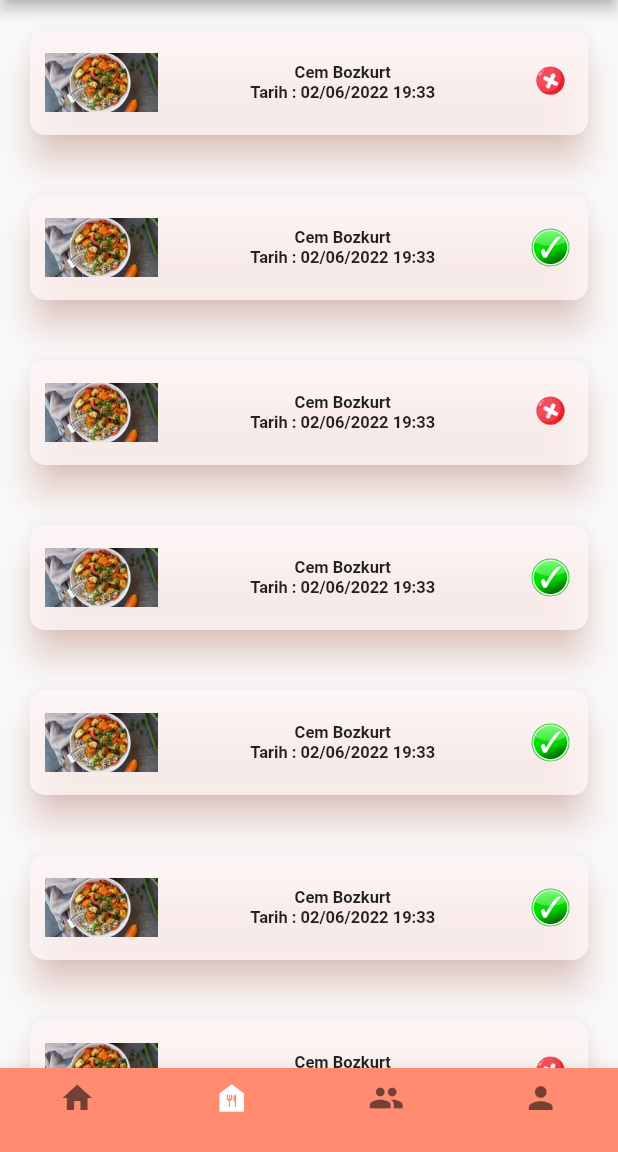
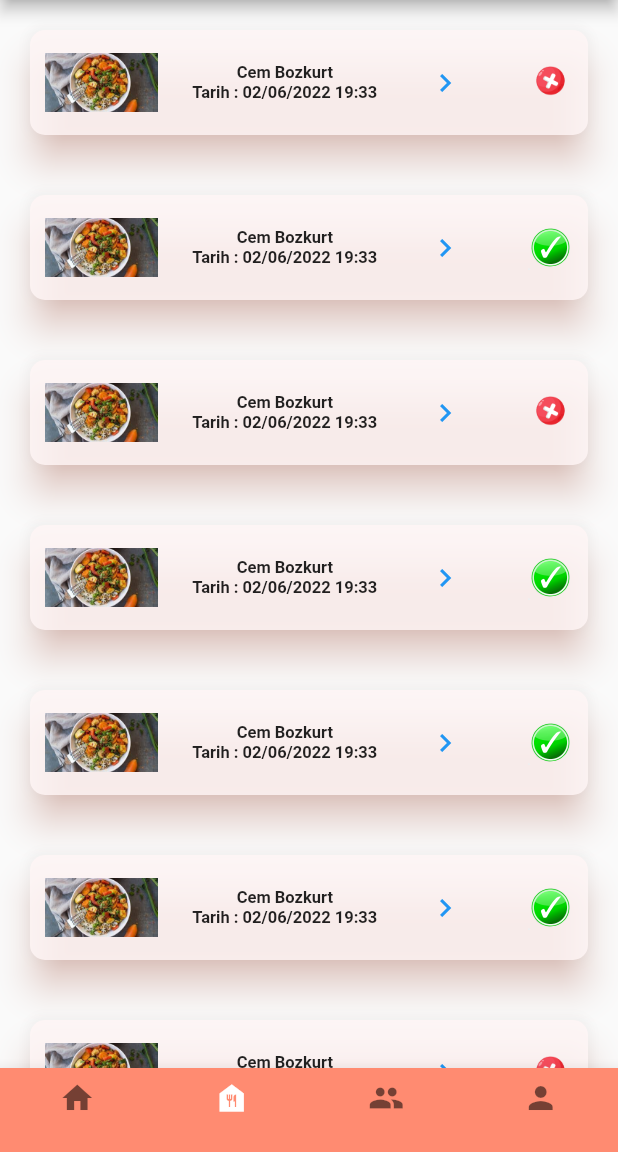
Before and after one commit to gsodyan2/MobilDiyetisyenim, a Flutter app: the screen it shows after launch, item 2 of the bottom bar chosen, on a phone screen of 412 x 824 dp, the part 84-1236 px from its top. Run offline on Flutter 3.47's test engine with Material 2 defaults, Android fonts, the phone set to English and light mode, and no system bars; our stand-ins replace google_fonts; missing offline and left inert: dart:ffi.

Commit message:
Danisan sayfalari

```diff
--- /dev/null
+++ b/lib/DanisanPages/DanisanMainPageController.dart
@@ -0,0 +1,54 @@
+import 'package:flutter/material.dart';
+import 'package:flutter_application_1/DanisanPages/DanisanProfilPage.dart';
+import 'package:flutter_application_1/DanisanPages/DanisanMainPage.dart';
+import 'package:flutter_application_1/DanisanPages/DanisanDiyetisyenPage.dart';
+import 'package:flutter_application_1/ThemeRelatedSources/AppColors.dart';
+import 'package:flutter_application_1/DanisanPages/DanisanPastReviewsPage.dart';
+
+
+class DanisanMainPageController extends StatefulWidget {
+  const DanisanMainPageController({super.key});
+  @override
+  State<DanisanMainPageController> createState() =>
+      _DanisanMainPageController();
+}
+
+class _DanisanMainPageController
+    extends State<DanisanMainPageController> {
+  int _currentSelectedIndex = 3;
+  final List<Widget> _mainPages = <Widget>[
+    const DanisanMainPage(),
+    const DanisanPastReviewsPage(),
+    const DanisanDiyetisyenPage(),
+    const DanisanProfilPage()
+  ];
+
+  // ignore: non_constant_identifier_names
+  void _OnPressNavigationItems(int newIndex) {
+    setState(() {
+      _currentSelectedIndex = newIndex;
+    });
+  }
+
+  @override
+  Widget build(BuildContext context) {
+    return Scaffold(
+      appBar: AppBar(
+          title: const Center(child: Text("Mobil Diyetisyenim")),
+          backgroundColor: AppColors.mainBackgrounColor),
+      body: _mainPages.elementAt(_currentSelectedIndex),
+      bottomNavigationBar: BottomNavigationBar(
+          currentIndex: _currentSelectedIndex,
+          selectedItemColor: Colors.white,
+          backgroundColor: AppColors.mainBackgrounColor,
+          type: BottomNavigationBarType.fixed,
+          items: const [
+            BottomNavigationBarItem(icon: Icon(Icons.home), label: ""),
+            BottomNavigationBarItem(icon: Icon(Icons.food_bank), label: ""),
+            BottomNavigationBarItem(icon: Icon(Icons.people), label: ""),
+            BottomNavigationBarItem(icon: Icon(Icons.person), label: ""),
+          ],
+          onTap: _OnPressNavigationItems),
+    );
+  }
+}
--- /dev/null
+++ b/lib/DanisanPages/DanisanPastReviewsPage.dart
@@ -0,0 +1,116 @@
+import 'dart:ffi';
+
+import 'package:flutter/material.dart';
+import 'package:flutter_application_1/auth_pages/signin_page.dart';
+import 'package:flutter_application_1/DanisanPages/DanisanReviewMealPage.dart';
+
+import '../ThemeRelatedSources/AppColors.dart';
+
+class DanisanPastReviewsPage extends StatelessWidget {
+  const DanisanPastReviewsPage({super.key});
+
+  @override
+  Widget build(BuildContext context) {
+    return ListView(
+      children: [
+        PastMealReviewCard(
+            username: "Cem Bozkurt", date: "aaa", isAprroved: false),
+        PastMealReviewCard(
+            username: "Cem Bozkurt", date: "aaa", isAprroved: true),
+        PastMealReviewCard(
+            username: "Cem Bozkurt", date: "aaa", isAprroved: false),
+        PastMealReviewCard(
+            username: "Cem Bozkurt", date: "aaa", isAprroved: true),
+        PastMealReviewCard(
+            username: "Cem Bozkurt", date: "aaa", isAprroved: true),
+        PastMealReviewCard(
+            username: "Cem Bozkurt", date: "aaa", isAprroved: true),
+        PastMealReviewCard(
+            username: "Cem Bozkurt", date: "aaa", isAprroved: false),
+        PastMealReviewCard(
+            username: "Cem Bozkurt", date: "aaa", isAprroved: true),
+        PastMealReviewCard(
+            username: "Cem Bozkurt", date: "aaa", isAprroved: false),
+        PastMealReviewCard(
+            username: "Cem Bozkurt", date: "aaa", isAprroved: true)
+      ],
+    );
+  }
+}
+
+class PastMealReviewCard extends StatelessWidget {
+  PastMealReviewCard(
+      {Key? key,
+      required this.username,
+      required this.date,
+      required this.isAprroved})
+      : super(key: key) {
+    if (isAprroved) {
+      _signImageLink = "assets/approve_sign.png";
+    } else {
+      _signImageLink = "assets/decline_sign.png";
+    }
+
+  }
+
+  // TODO Daha sonra yemek resmi için değişken tanımlanacak.
+  final String username;
+  final String date;
+  final bool isAprroved;
+
+  String _signImageLink = "assets/approve_sign.png";
+
+  @override
+  Widget build(BuildContext context) {
+    return Card(
+        shadowColor: AppColors.danisanCardBackgroundColor,
+        margin: const EdgeInsets.all(20),
+        shape: const RoundedRectangleBorder(
+            side: BorderSide.none,
+            borderRadius: BorderRadius.all(Radius.circular(10))),
+        elevation: 10,
+        color: Color.fromARGB(207, 255, 246, 246),
+        child:
+         Row(
+          mainAxisAlignment: MainAxisAlignment.spaceBetween,
+          children: [
+            Padding(
+              padding: const EdgeInsets.all(10.0),
+              child: Image.asset(
+                "assets/meal_image.jpg",
+                height: 50,
+                width: 75,
+              ),
+            ),
+            Column(
+              children: [
+                Text("Cem Bozkurt",
+                    style: const TextStyle(
+                        fontSize: 11, fontWeight: FontWeight.bold)),
+                Text("Tarih : 02/06/2022 19:33",
+                    style: const TextStyle(
+                        fontSize: 11, fontWeight: FontWeight.bold))
+              ],
+            ),
+            TextButton(
+                    onPressed: () {
+                      Navigator.push(
+                          context,
+                          MaterialPageRoute(
+                              builder: (context) => DanisanReviewMealPage()));
+                    },
+                    child: Icon(
+                      Icons.navigate_next,
+                    )),
+            Padding(
+              padding: const EdgeInsets.all(10.0),
+              child: Image.asset(
+                _signImageLink,
+                height: 50,
+                width: 30,
+              ),
+            )
+          ],
+        ));
+  }
+}
--- a/lib/main.dart
+++ b/lib/main.dart
@@ -1,6 +1,8 @@
 import 'package:flutter/material.dart';
 import 'package:flutter_application_1/DiyetisyenPages/DiyetisyenMainPageController.dart';
 import 'package:flutter_application_1/auth_pages/login_page.dart';
+
+import 'DanisanPages/DanisanMainPageController.dart';
 
 void main() {
   runApp(const MyApp());
@@ -71,6 +73,6 @@ class _MyHomePageState extends State<MyHomePage> {
     // The Flutter framework has been optimized to make rerunning build methods
     // fast, so that you can just rebuild anything that needs updating rather
     // than having to individually change instances of widgets.
-    return DiyetisyenMainPageController();
+    return DanisanMainPageController();
   }
 }
```
Also changed, not shown: lib/DanisanPages/DanisanDiyetisyenPage.dart (added, +92 -0 lines), lib/DanisanPages/DanisanMainPage.dart (added, +171 -0 lines), lib/DanisanPages/DanisanProfilPage.dart (added, +92 -0 lines), lib/DanisanPages/DanisanReviewMealPage.dart (added, +53 -0 lines), lib/DanisanPages/DiyetistenDanisanlarPage.dart (added, +100 -0 lines).
